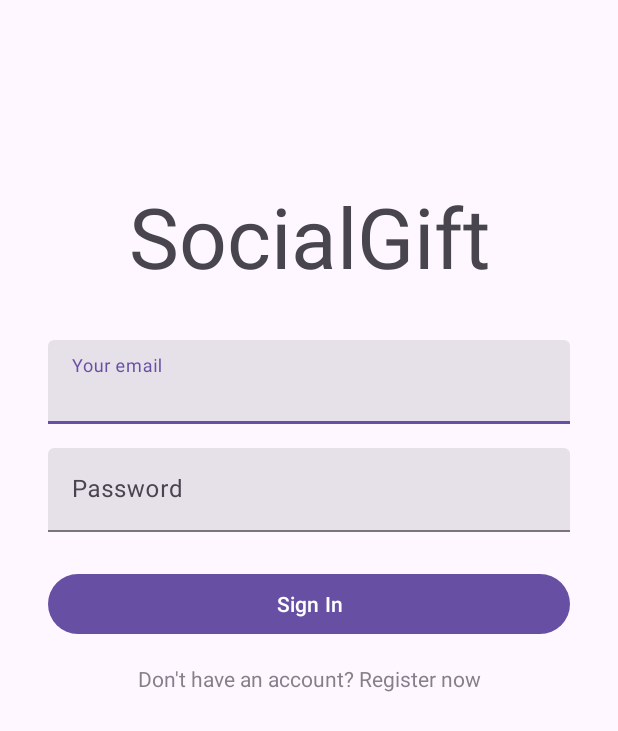
After one commit to JacobD2001/SocialGift, an Android app: the SignInActivity screen opened directly, with no data from a screen before it, on a phone screen of 412 x 824 dp. The commit adds this screen. Shown: the top 731 px of the screen. Run offline under Robolectric (Android 15) with nearby library versions, the phone set to English and light mode, and no system bars.

Commit message:
Create sign in screen

```diff
--- a/app/src/main/AndroidManifest.xml
+++ b/app/src/main/AndroidManifest.xml
@@ -20,6 +20,9 @@
                 <category android:name="android.intent.category.LAUNCHER" />
             </intent-filter>
         </activity>
+        <activity
+            android:name=".SignInActivity"
+            android:exported="true" />
     </application>
 
 </manifest>
--- /dev/null
+++ b/app/src/main/java/com/jacobd2001/socialgift/SignInActivity.java
@@ -0,0 +1,57 @@
+package com.jacobd2001.socialgift;
+
+import android.os.Bundle;
+import android.widget.Toast;
+
+import androidx.appcompat.app.AppCompatActivity;
+
+import com.jacobd2001.socialgift.databinding.ActivitySignInBinding;
+
+public class SignInActivity extends AppCompatActivity {
+    private ActivitySignInBinding binding;
+
+    @Override
+    protected void onCreate(Bundle savedInstanceState) {
+        super.onCreate(savedInstanceState);
+        binding = ActivitySignInBinding.inflate(getLayoutInflater());
+        setContentView(binding.getRoot());
+
+        binding.signInButton.setOnClickListener(view -> {
+            final String email = binding.emailInput.getEditText() != null ? binding.emailInput.getEditText().getText().toString() : "";
+            final String password = binding.passwordInput.getEditText() != null ? binding.passwordInput.getEditText().getText().toString() : "";
+
+            if (validateFields(email, password)) {
+                Toast.makeText(this, "Email: " + email + "\nPassword: " + password, Toast.LENGTH_LONG).show();
+            }
+        });
+    }
+
+    private boolean validateFields(String email, String password) {
+        if (email.isEmpty()) {
+            binding.emailInput.setError("Email cannot be empty");
+            return false;
+        }
+
+        if (!email.contains("@")) {
+            binding.emailInput.setError("Email must contain @");
+            return false;
+        }
+
+        if (password.isEmpty()) {
+            binding.passwordInput.setError("Password cannot be empty");
+            return false;
+        }
+
+        if (password.length() < 8) {
+            binding.passwordInput.setError("Password must be at least 8 characters");
+            return false;
+        }
+
+        if (!password.matches(".*\\d.*")) {
+            binding.passwordInput.setError("Password must contain a number");
+            return false;
+        }
+
+        return true;
+    }
+}
--- /dev/null
+++ b/app/src/main/res/layout/activity_sign_in.xml
@@ -0,0 +1,72 @@
+<?xml version="1.0" encoding="utf-8"?>
+<androidx.constraintlayout.widget.ConstraintLayout xmlns:android="http://schemas.android.com/apk/res/android"
+    xmlns:app="http://schemas.android.com/apk/res-auto"
+    android:layout_width="match_parent"
+    android:layout_height="match_parent">
+
+    <TextView
+        android:id="@+id/appName"
+        android:layout_width="wrap_content"
+        android:layout_height="wrap_content"
+        android:layout_marginTop="120dp"
+        android:text="@string/app_name"
+        android:textAppearance="@style/TextAppearance.AppCompat.Display3"
+        app:layout_constraintEnd_toEndOf="parent"
+        app:layout_constraintStart_toStartOf="parent"
+        app:layout_constraintTop_toTopOf="parent" />
+
+    <LinearLayout
+        android:layout_width="0dp"
+        android:layout_height="0dp"
+        android:layout_marginStart="32dp"
+        android:layout_marginTop="32dp"
+        android:layout_marginEnd="32dp"
+        android:orientation="vertical"
+        app:layout_constraintBottom_toBottomOf="parent"
+        app:layout_constraintEnd_toEndOf="parent"
+        app:layout_constraintStart_toStartOf="parent"
+        app:layout_constraintTop_toBottomOf="@+id/appName">
+
+        <com.google.android.material.textfield.TextInputLayout
+            android:id="@+id/emailInput"
+            style="@style/Widget.Material3.TextInputLayout.FilledBox"
+            android:layout_width="match_parent"
+            android:layout_height="wrap_content"
+            android:layout_marginBottom="16dp"
+            android:hint="@string/your_email">
+
+            <com.google.android.material.textfield.TextInputEditText
+                android:layout_width="match_parent"
+                android:layout_height="wrap_content" />
+        </com.google.android.material.textfield.TextInputLayout>
+
+        <com.google.android.material.textfield.TextInputLayout
+            android:id="@+id/passwordInput"
+            style="@style/Widget.Material3.TextInputLayout.FilledBox"
+            android:layout_width="match_parent"
+            android:layout_height="wrap_content"
+            android:layout_marginBottom="24dp"
+            android:hint="@string/password">
+
+            <com.google.android.material.textfield.TextInputEditText
+                android:layout_width="match_parent"
+                android:layout_height="wrap_content"
+                android:inputType="textPassword" />
+        </com.google.android.material.textfield.TextInputLayout>
+
+        <Button
+            android:id="@+id/signInButton"
+            android:layout_width="match_parent"
+            android:layout_height="wrap_content"
+            android:text="@string/sign_in" />
+
+        <TextView
+            android:layout_width="match_parent"
+            android:layout_height="wrap_content"
+            android:layout_marginTop="16dp"
+            android:alpha=".68"
+            android:gravity="center"
+            android:text="@string/dont_have_an_account_register" />
+
+    </LinearLayout>
+</androidx.constraintlayout.widget.ConstraintLayout>
--- a/app/src/main/res/values/strings.xml
+++ b/app/src/main/res/values/strings.xml
@@ -1,3 +1,7 @@
 <resources>
     <string name="app_name">SocialGift</string>
+    <string name="your_email">Your email</string>
+    <string name="sign_in">Sign In</string>
+    <string name="password">Password</string>
+    <string name="dont_have_an_account_register">Don\'t have an account? Register now</string>
 </resources>
```
